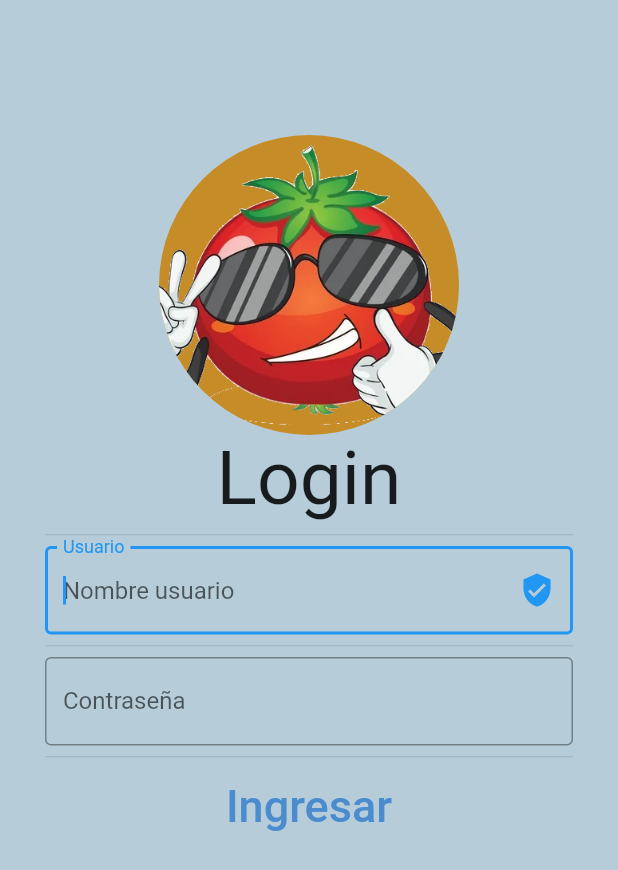
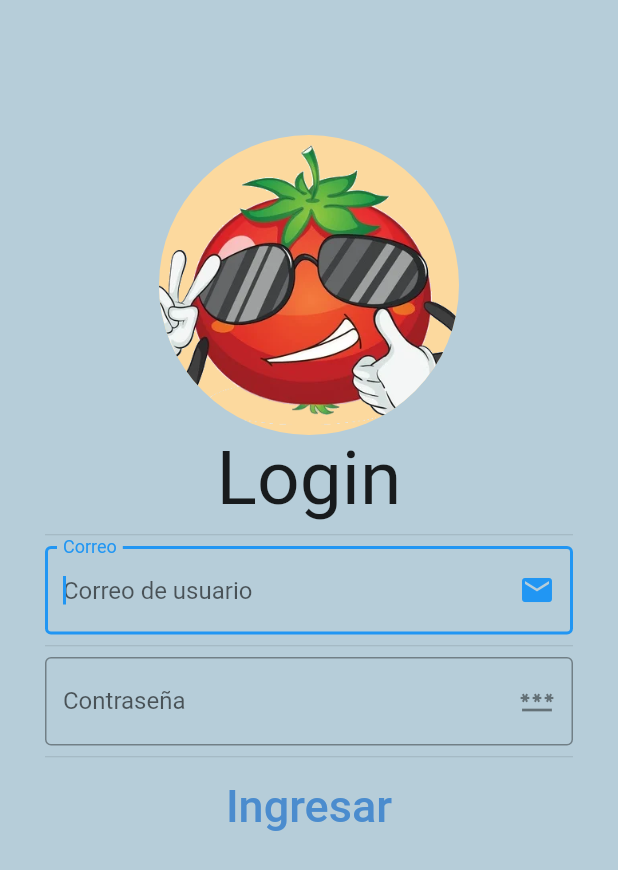
Before and after one commit to CRONOS1520/EstudioFlutter, a Flutter app: the screen it shows after launch, on a phone screen of 412 x 824 dp. Shown: the top 870 px of the screen. Run offline on Flutter 3.47's test engine with Material 2 defaults, Android fonts, the phone set to English and light mode, and no system bars; Roboto replaces fonts that are missing (NerkoOne, cursive).

Commit message:
Se actualiza el color del menu de login

```diff
--- a/start_up/lib/src/app.dart
+++ b/start_up/lib/src/app.dart
@@ -14,7 +14,7 @@ class _MyAppFormState extends State<MyAppForm> {
   @override
   Widget build(BuildContext context) {
     return Scaffold(
-      backgroundColor: Color.fromARGB(255, 182, 205, 217),
+      backgroundColor: const Color.fromARGB(255, 182, 205, 217),
       body: ListView(
         padding: const EdgeInsets.symmetric(
           horizontal: 30.0,
@@ -26,7 +26,7 @@ class _MyAppFormState extends State<MyAppForm> {
             children: [
               const CircleAvatar(
                 radius: 100.0,
-                backgroundColor: Color.fromARGB(255, 198, 140, 39),
+                backgroundColor: Color.fromARGB(255, 252, 217, 158),
                 backgroundImage: AssetImage("images/tomate.png"),
               ),
               const Text(
@@ -41,9 +41,9 @@ class _MyAppFormState extends State<MyAppForm> {
                 autofocus: true,
                 textCapitalization: TextCapitalization.characters,
                 decoration: const InputDecoration(
-                  hintText: 'Nombre usuario',
-                  labelText: 'Usuario',
-                  suffixIcon: Icon(Icons.verified_user),
+                  hintText: 'Correo de usuario',
+                  labelText: 'Correo',
+                  suffixIcon: Icon(Icons.email),
                   border: OutlineInputBorder(),
                 ),
                 onSubmitted: (valor) {
@@ -57,7 +57,9 @@ class _MyAppFormState extends State<MyAppForm> {
               TextField(
                 obscureText: true,
                 decoration: const InputDecoration(
+                  hintText: 'Contraseña',
                   labelText: 'Contraseña',
+                  suffixIcon: Icon(Icons.password),
                   border: OutlineInputBorder(),
                 ),
                 onSubmitted: (valor) {
@@ -69,6 +71,7 @@ class _MyAppFormState extends State<MyAppForm> {
                 height: 15.0,
               ),
               TextButton(
+                style: TextButton.styleFrom(primary: Color.fromARGB(255, 142, 189, 144)),
                 child: const Text('Ingresar',
                     style: TextStyle(
                         color: Color.fromARGB(255, 75, 140, 206),
```
